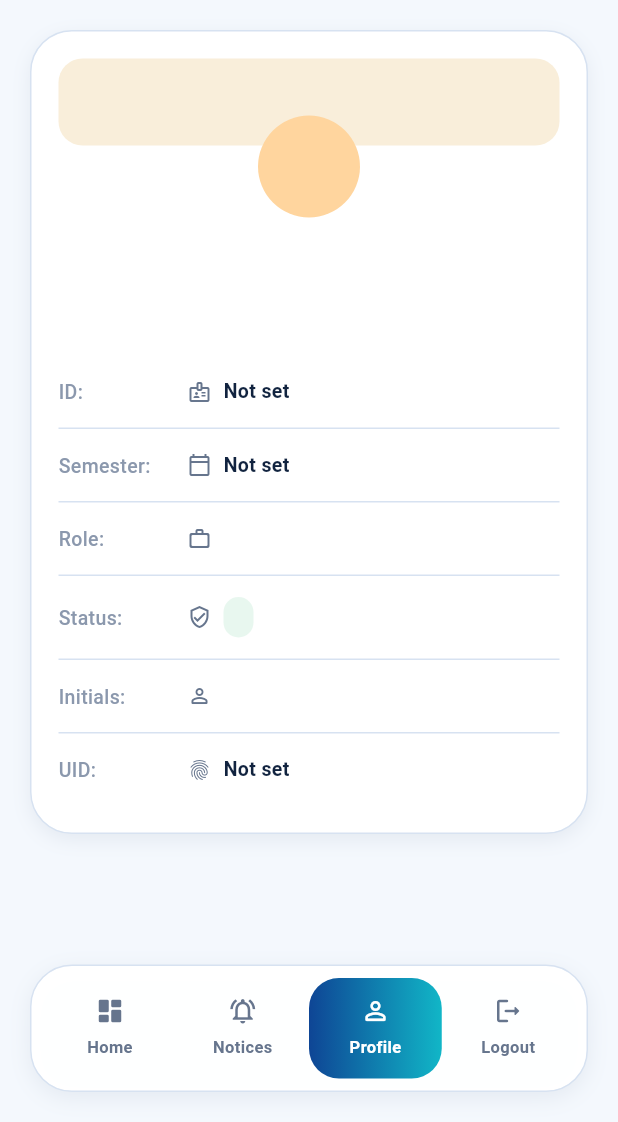
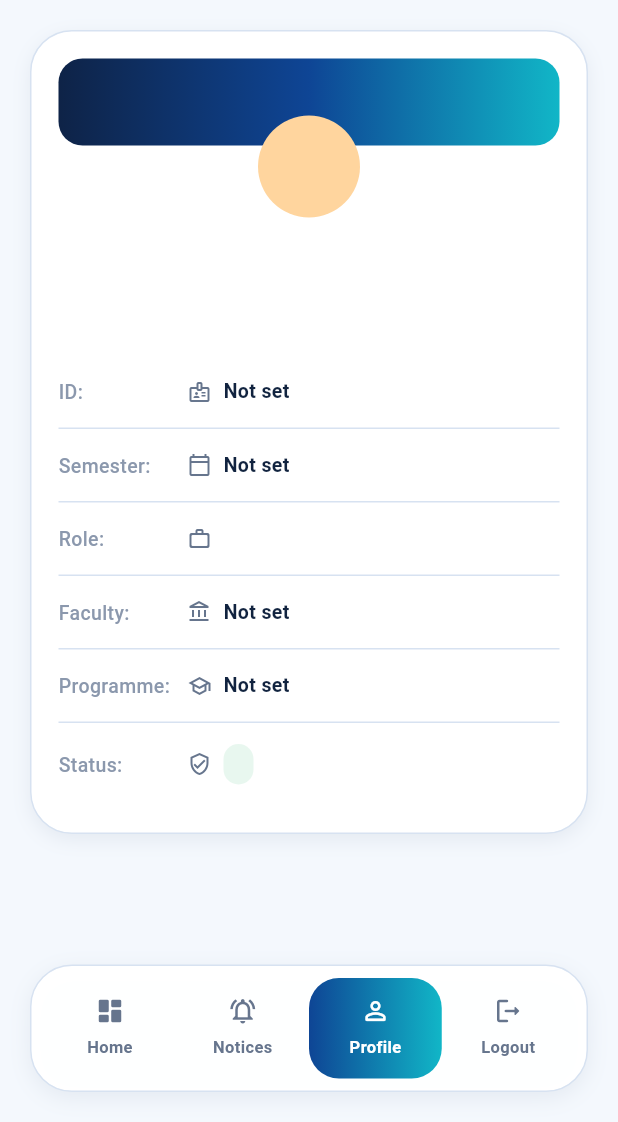
Before and after one commit to cb23023/sa-management-system-flutter, a Flutter app: the MainShellScreen screen opened directly with empty values, item 3 of the bottom bar chosen, on a phone screen of 412 x 824 dp, the part 114-1236 px from its top. Run offline on Flutter 3.47's test engine with Material 3 defaults, Android fonts, the phone set to English and light mode, and no system bars; our stand-ins replace cloud_firestore, firebase_auth, firebase_core, geolocator, image_picker, pdf and 3 more; missing offline and left inert: dart:js_interop, mobile_scanner; accounts and stored records are empty; network calls fail.

Commit message:
Improve profile page: add faculty/programme, fix role format, remove redundant fields, fix banner

```diff
--- a/lib/src/models/app_user.dart
+++ b/lib/src/models/app_user.dart
@@ -8,6 +8,8 @@ class AppUser {
     required this.semester,
     required this.accountStatus,
     required this.avatarInitials,
+    required this.faculty,
+    required this.programme,
   });
 
   final String uid;
@@ -18,6 +20,8 @@ class AppUser {
   final String semester;
   final String accountStatus;
   final String avatarInitials;
+  final String faculty;
+  final String programme;
 
   factory AppUser.fromMap(Map<String, dynamic> map) {
     return AppUser(
@@ -29,6 +33,8 @@ class AppUser {
       semester: (map['currentSemester'] ?? map['semester'] ?? '').toString(),
       accountStatus: (map['accountStatus'] ?? 'Active').toString(),
       avatarInitials: (map['avatarInitials'] ?? 'SA').toString(),
+      faculty: (map['faculty'] ?? '').toString(),
+      programme: (map['programme'] ?? '').toString(),
     );
   }
 }
--- a/lib/src/screens/main_shell_screen.dart
+++ b/lib/src/screens/main_shell_screen.dart
@@ -517,6 +517,23 @@ class _NoticeCard extends StatelessWidget {
   }
 }
 
+String _formatRole(String role) {
+  switch (role.trim().toLowerCase()) {
+    case 'student':
+      return 'Student';
+    case 'lecturer':
+      return 'Lecturer';
+    case 'faculty_registrar':
+      return 'Faculty Registrar';
+    case 'pusat_adab':
+      return 'Pusat Adab';
+    case 'treasury':
+      return 'Treasury';
+    default:
+      return role.replaceAll('_', ' ').split(' ').map((w) => w.isEmpty ? '' : '${w[0].toUpperCase()}${w.substring(1)}').join(' ');
+  }
+}
+
 Widget? _noticeDestination(Map<String, dynamic> data, AppUser user) {
   final module = (data['module'] ?? '').toString().toLowerCase().trim();
   switch (module) {
@@ -652,7 +669,11 @@ class _ProfileDetailCard extends StatelessWidget {
           Container(
             height: 58,
             decoration: BoxDecoration(
-              color: const Color(0xFFF9EEDA),
+              gradient: const LinearGradient(
+                colors: [AppColors.darkSurface, AppColors.studentBlue, AppColors.treasuryTeal],
+                begin: Alignment.centerLeft,
+                end: Alignment.centerRight,
+              ),
               borderRadius: BorderRadius.circular(16),
             ),
           ),
@@ -709,24 +730,24 @@ class _ProfileDetailCard extends StatelessWidget {
           ),
           _ProfileInfoRow(
             label: 'Role',
-            value: user.role.replaceAll('_', ' '),
+            value: _formatRole(user.role),
             icon: Icons.work_outline_rounded,
+          ),
+          _ProfileInfoRow(
+            label: 'Faculty',
+            value: user.faculty.isEmpty ? 'Not set' : user.faculty,
+            icon: Icons.account_balance_outlined,
+          ),
+          _ProfileInfoRow(
+            label: 'Programme',
+            value: user.programme.isEmpty ? 'Not set' : user.programme,
+            icon: Icons.school_outlined,
           ),
           _ProfileInfoRow(
             label: 'Status',
             value: user.accountStatus,
             icon: Icons.verified_user_outlined,
             pill: true,
-          ),
-          _ProfileInfoRow(
-            label: 'Initials',
-            value: user.avatarInitials,
-            icon: Icons.person_outline_rounded,
-          ),
-          _ProfileInfoRow(
-            label: 'UID',
-            value: user.uid.isEmpty ? 'Not set' : user.uid,
-            icon: Icons.fingerprint_rounded,
             isLast: true,
           ),
         ],
```
